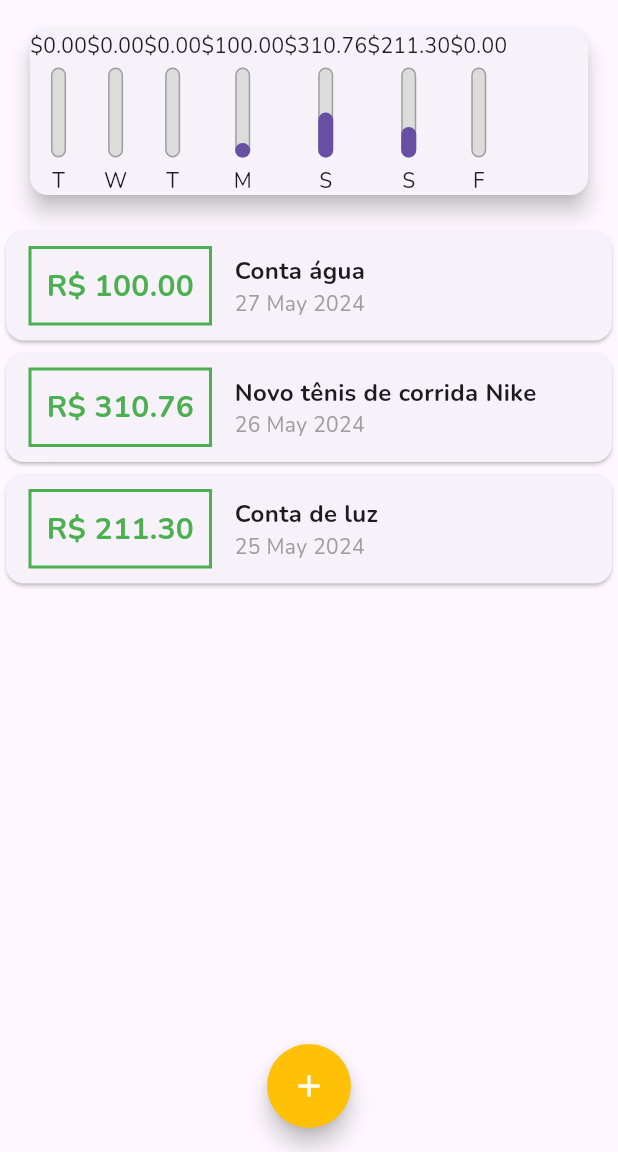
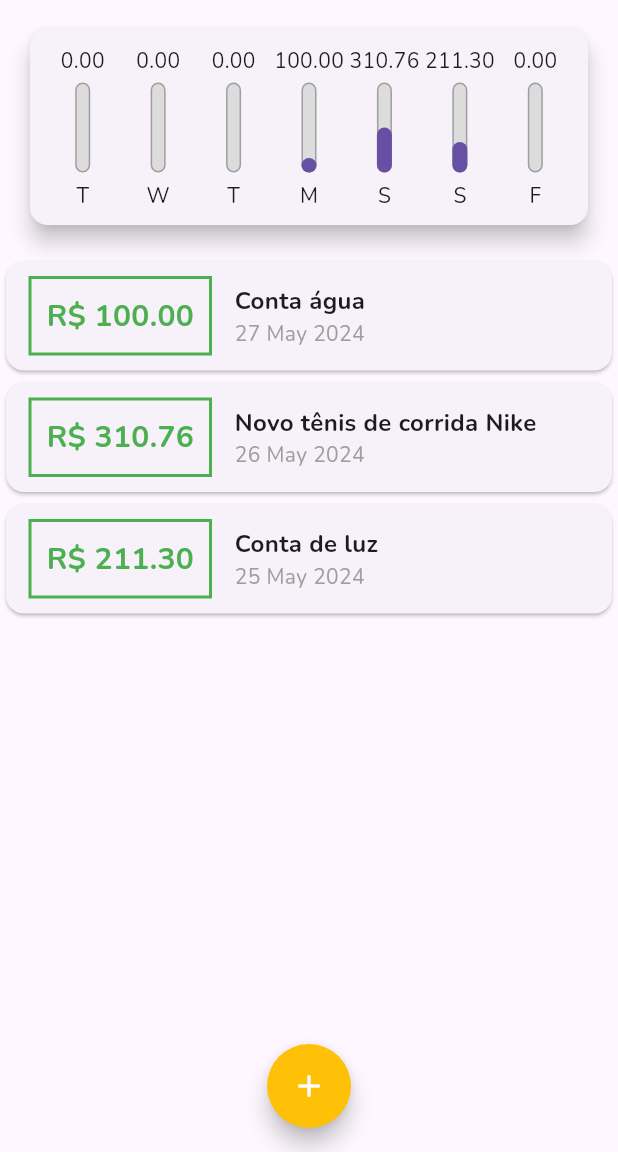
Before and after one commit to alexandrespindola/expenses_app, a Flutter app: the screen it shows after launch, on a phone screen of 412 x 824 dp, the part 84-1236 px from its top. Run offline on Flutter 3.47's test engine with Material 3 defaults, Android fonts, the phone set to English and light mode, and no system bars.

Commit message:
Refactor Chart component to use flexible layout for ChartBars

```diff
--- a/lib/components/chart.dart
+++ b/lib/components/chart.dart
@@ -45,14 +45,22 @@ class Chart extends StatelessWidget {
     return Card(
       elevation: 6,
       margin: const EdgeInsets.all(20),
-      child: Row(
-        children: groupedTransactions.map((tr) {
-          // return Text('${tr['day']}: ${tr['value']}');
-          return ChartBar(
-              label: tr['day'] as String,
-              value: tr['value'] as double,
-              percentage: (tr['value'] as double) / _weekTotalValue);
-        }).toList(),
+      child: Padding(
+        padding: const EdgeInsets.all(10.0),
+        child: Row(
+          mainAxisAlignment: MainAxisAlignment.spaceAround,
+          children: groupedTransactions.map(
+            (tr) {
+              return Flexible(
+                fit: FlexFit.tight,
+                child: ChartBar(
+                    label: tr['day'] as String,
+                    value: tr['value'] as double,
+                    percentage: (tr['value'] as double) / _weekTotalValue),
+              );
+            },
+          ).toList(),
+        ),
       ),
     );
   }
--- a/lib/components/chart_bar.dart
+++ b/lib/components/chart_bar.dart
@@ -14,8 +14,11 @@ class ChartBar extends StatelessWidget {
 
   @override
   Widget build(BuildContext context) {
-    return Column(children: <Widget>[
-      Text('\$${value.toStringAsFixed(2)}'),
+    return Column(
+      children: <Widget>[
+        FittedBox(
+          child: Text(value.toStringAsFixed(2)),
+        ),
         const SizedBox(height: 5),
         SizedBox(
           height: 60,
@@ -46,6 +49,7 @@ class ChartBar extends StatelessWidget {
         ),
         const SizedBox(height: 5),
         Text(label),
-    ]);
+      ],
+    );
   }
 }
--- a/lib/main.dart
+++ b/lib/main.dart
@@ -1,11 +1,9 @@
 import 'package:flutter/material.dart';
-// import 'package:intl/intl.dart';
 import 'components/chart.dart';
 import 'components/transaction_form.dart';
 import 'components/transaction_list.dart';
 import '../models/transaction.module.dart';
 import 'theme/theme.dart';
-
 
 main() => runApp(const ExpensesApp());
 
```
Lines whose indentation alone changed are shown as unchanged.
